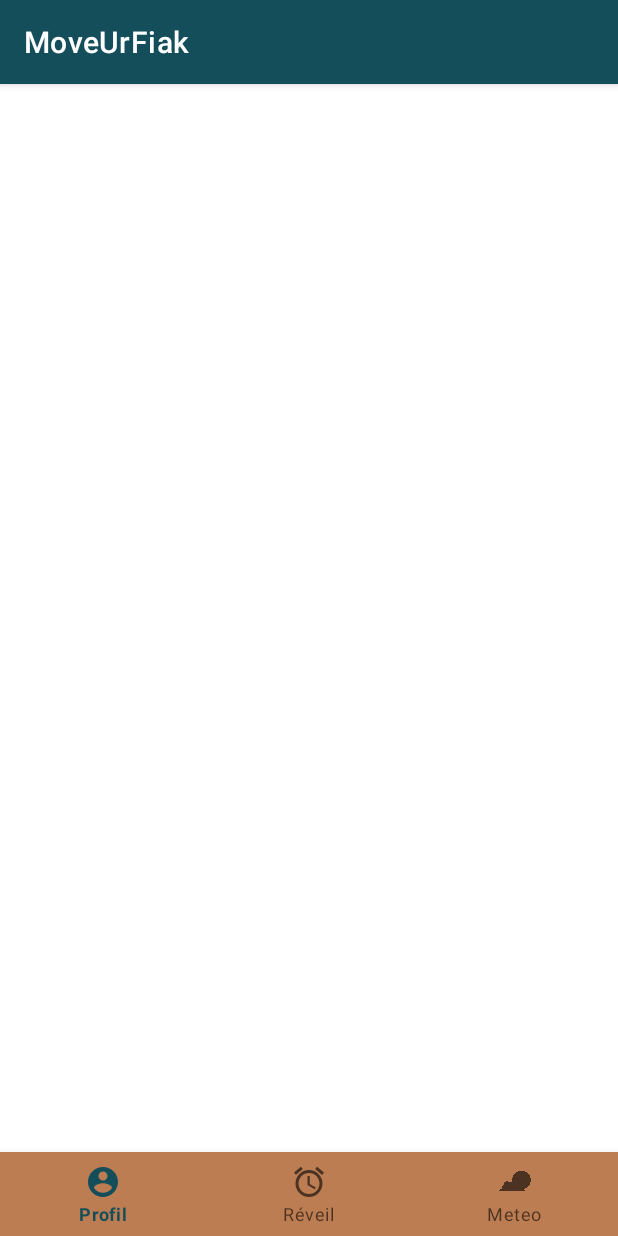
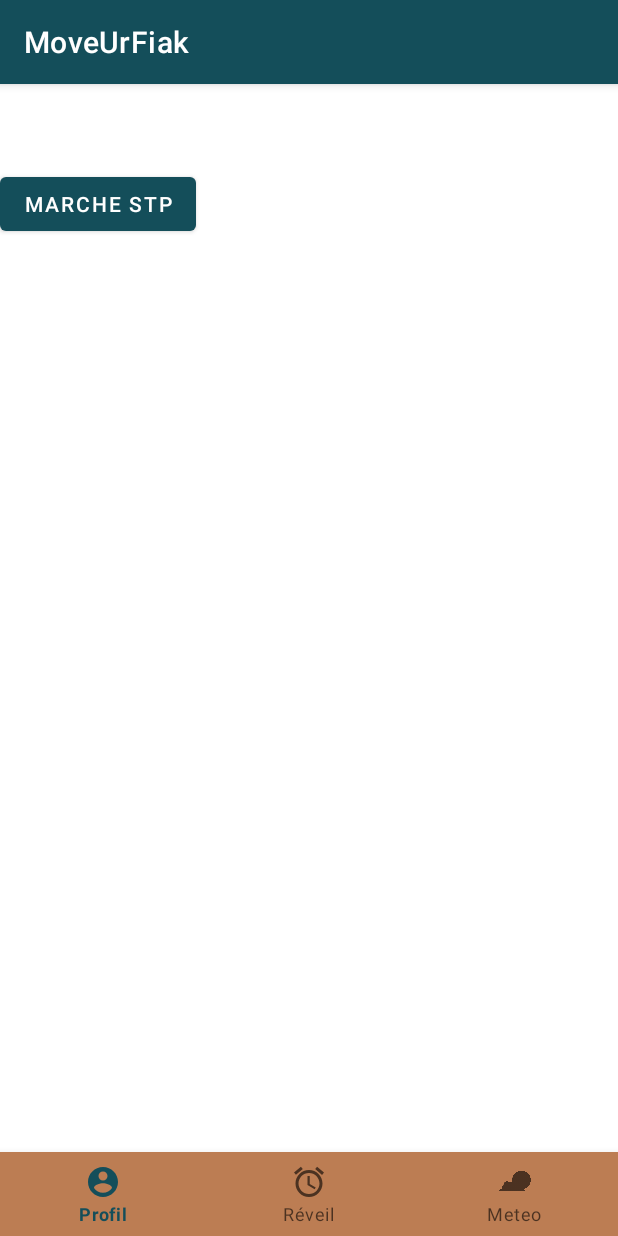
Before and after one commit to LucieTan/MoveURFiak, an Android app: the MainActivity screen opened directly, with no data from a screen before it, on a phone screen of 412 x 824 dp. Run offline under Robolectric (Android 15) with nearby library versions, the phone set to English and light mode, and no system bars.

Commit message:
Calcul a continué v3

```diff
--- a/app/src/main/java/com/example/moveurfiak/MainActivity.java
+++ b/app/src/main/java/com/example/moveurfiak/MainActivity.java
@@ -3,18 +3,27 @@ package com.example.moveurfiak;
 import androidx.appcompat.app.AppCompatActivity;
 
 import android.os.Bundle;
+import android.view.View;
 import android.widget.Button;
 import android.widget.ProgressBar;
 import android.widget.TextView;
 
 public class MainActivity extends AppCompatActivity {
 
+   // Button btn_jeu;
 
     @Override
     protected void onCreate(Bundle savedInstanceState) {
         super.onCreate(savedInstanceState);
         setContentView(R.layout.activity_main);
 
+        /*btn_jeu = findViewById(R.id.btn_jeu);
+        btn_jeu.setOnClickListener(new View.OnClickListener() {
+            @Override
+            public void onClick(View v) {
+
+            }
+        });*/
 
     }
 }
--- a/app/src/main/res/layout/activity_main.xml
+++ b/app/src/main/res/layout/activity_main.xml
@@ -1,6 +1,7 @@
 <?xml version="1.0" encoding="utf-8"?>
 <androidx.constraintlayout.widget.ConstraintLayout xmlns:android="http://schemas.android.com/apk/res/android"
     xmlns:app="http://schemas.android.com/apk/res-auto"
+    xmlns:tools="http://schemas.android.com/tools"
     android:id="@+id/container"
     android:layout_width="match_parent"
     android:layout_height="match_parent"
@@ -18,4 +19,12 @@
         app:layout_constraintRight_toRightOf="parent"
         app:menu="@menu/bottom_navbar" />
 
+    <Button
+        android:id="@+id/btn_jeu"
+        android:layout_width="wrap_content"
+        android:layout_height="wrap_content"
+        android:text="MARCHE STP"
+        tools:layout_editor_absoluteX="146dp"
+        tools:layout_editor_absoluteY="390dp" />
+
 </androidx.constraintlayout.widget.ConstraintLayout>
```
